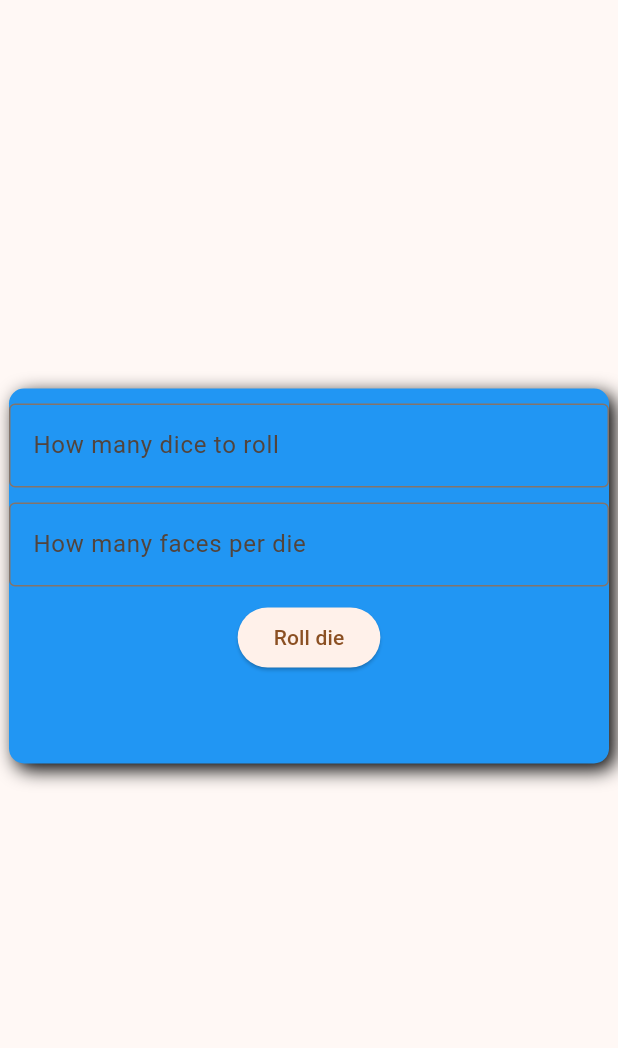
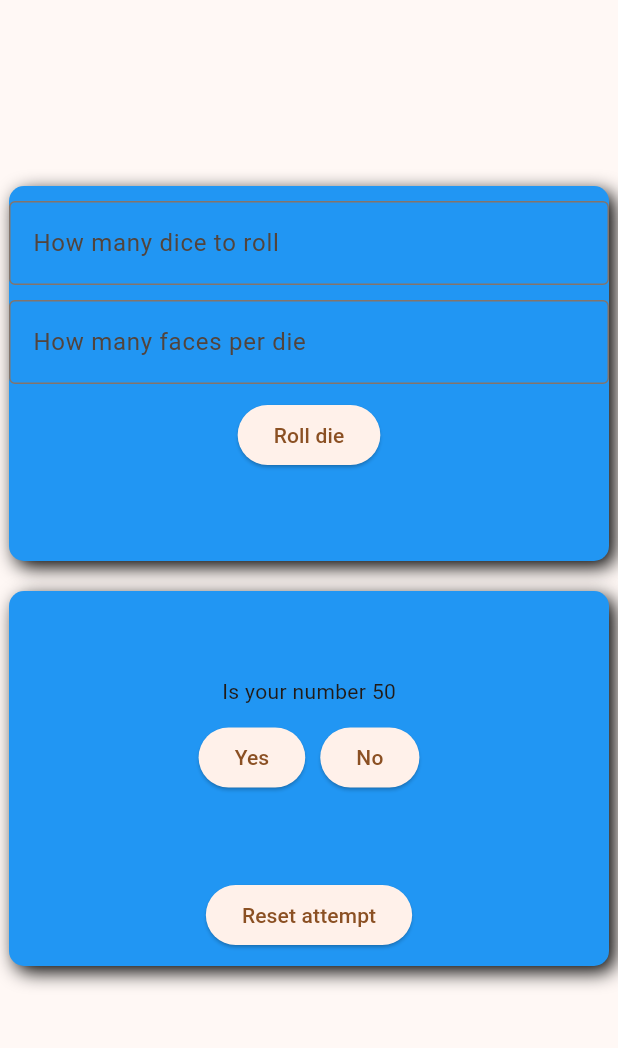
Before and after one commit to dmcpacks/Mentorias-Scouting-2025-Offseason, a Flutter app: the screen it shows after launch, on a phone screen of 412 x 824 dp, the part 84-1132 px from its top. Run offline on Flutter 3.47's test engine with Material 3 defaults, Android fonts, the phone set to English and light mode, and no system bars.

Commit message:
guess the users number program added

```diff
--- a/visual_console_apps/lib/main.dart
+++ b/visual_console_apps/lib/main.dart
@@ -1,5 +1,6 @@
 import 'package:flutter/material.dart';
 import 'package:visual_console_apps/views/diceRoller.dart';
+import 'package:visual_console_apps/views/guessView.dart';
 
 void main() {
   runApp(const MyApp());
@@ -12,7 +13,7 @@ class MyApp extends StatelessWidget {
   @override
   Widget build(BuildContext context) {
     return MaterialApp(
-      title: 'Flutter Demo',
+      title: 'Visual Console Apps',
       theme: ThemeData(
         // This is the theme of your application.
         //
@@ -80,6 +81,8 @@ class _MyHomePageState extends State<MyHomePage> {
           child: Column(
             children: [
               DiceRollerView(),
+              const SizedBox(height:20),
+              guessView()
             ],
           ),
         ),
--- /dev/null
+++ b/visual_console_apps/lib/views/guessView.dart
@@ -0,0 +1,117 @@
+import 'package:flutter/material.dart';
+import 'package:visual_console_apps/extras/diceRoller.dart';
+import 'package:visual_console_apps/extras/guess.dart';
+
+class guessView extends StatefulWidget {
+  const guessView({super.key});
+
+  @override
+  State<guessView> createState() => _guessViewState();
+}
+
+class _guessViewState extends State<guessView> {
+
+  List<int> data = [0, 100, 50, 1];
+  bool greater = false;
+  bool askingIs = true;
+  bool found = false;
+
+  @override
+  Widget build(BuildContext context) {
+    return Container(
+      width: 400,
+      height: 250,
+      decoration: BoxDecoration(
+        color: Colors.blue,
+        borderRadius: BorderRadius.circular(10.0),
+        boxShadow: const [
+          BoxShadow(
+            color: Colors.black,
+            offset: Offset(4, 4),
+            blurRadius: 10,
+          ),
+        ],
+      ),
+      child: Column(
+        children: [
+          const Spacer(),
+          if(data[3] > 7 && found)
+          Text("Liar liar pants on fire"),
+
+          if(data[3] <= 7 && found)
+          Text("I guessed your number was ${data[2]} in ${data[3]} attempts"),
+
+          if(askingIs && !found)
+          Text("Is your number ${data[2]}"),
+          if(!askingIs && !found)
+          Text("Is your number greater than ${data[2]}"),
+          const SizedBox(height: 10),
+
+          if(askingIs && !found)
+          Row(
+            mainAxisAlignment: MainAxisAlignment.center,
+            children: [
+              ElevatedButton(onPressed: () {
+                setState(() {
+                  found = true;
+                });
+              },
+              child: const Text("Yes")),
+              const SizedBox(width: 10),
+
+              ElevatedButton(onPressed: () {
+                setState(() {
+                  askingIs = false;
+                });
+              },
+              child: const Text("No")),
+            ],
+          ),
+
+          //SECOND ROW SECOND EL SEGUNDO SECONDDD
+          if(!askingIs && !found)
+          Row(
+            mainAxisAlignment: MainAxisAlignment.center,
+            children: [
+              ElevatedButton(onPressed: () {
+                setState(() {
+                  greater = true;
+                  data = guess(data[0], data[1], data[2], data[3], greater);
+                  askingIs = true;
+                });
+              },
+              child: const Text("Yes")),
+              const SizedBox(width: 10),
+
+              ElevatedButton(onPressed: () {
+                setState(() {
+                  greater = false;
+                  data = guess(data[0], data[1], data[2], data[3], greater);
+                  askingIs = true;
+                  if(data[3] > 7) {
+                    found = true;
+                  }
+                });
+              },
+              child: const Text("No")),
+            ],
+          ),
+
+          Spacer(),
+          ElevatedButton(onPressed: () {
+            setState(() {
+              data = [0, 100, 50, 1];
+              greater = false;
+              askingIs = true;
+              found = false;
+            });
+          },
+            child: const Text("Reset attempt")
+          ),
+          const SizedBox(height: 10)
+
+        ],
+      ),
+    );
+  }
+}
```
Also changed, not shown: visual_console_apps/lib/extras/guess.dart (added, +15 -0 lines).
